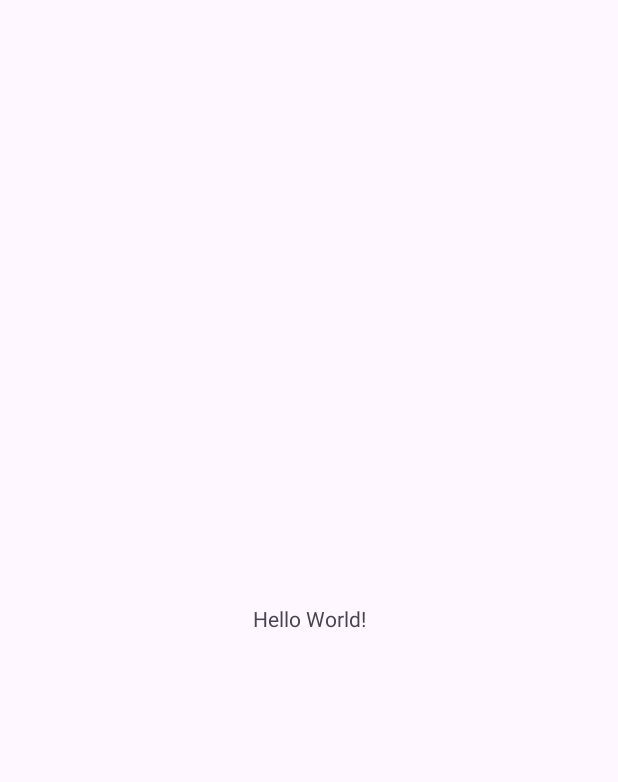
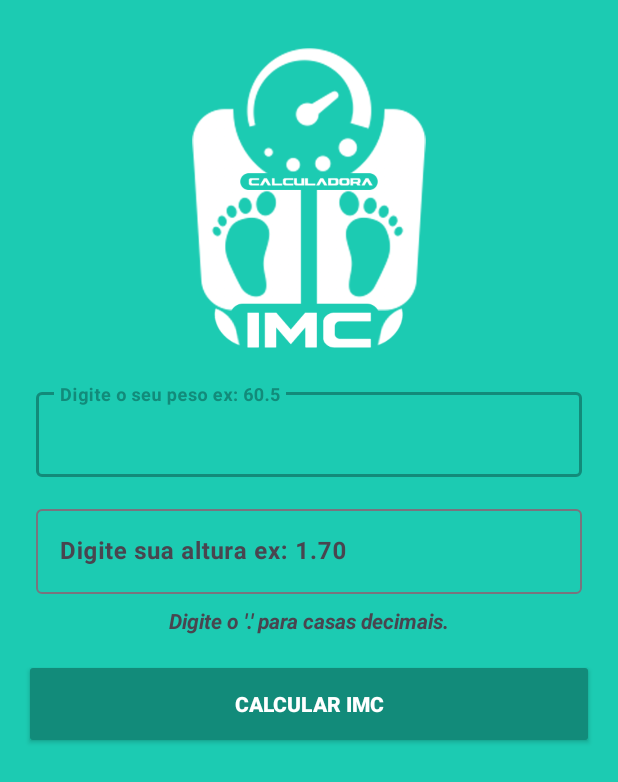
Before and after one commit to SAANDRIN/CalculadorIMC, an Android app: the screen it shows after launch (MainActivity), on a phone screen of 412 x 824 dp. Before the commit the part shown is almost empty. Shown: the top 782 px of the screen. Run offline under Robolectric (Android 15) with nearby library versions, the phone set to English and light mode, and no system bars.

Commit message:
Criando a interface gráfica

```diff
--- a/app/src/main/AndroidManifest.xml
+++ b/app/src/main/AndroidManifest.xml
@@ -13,6 +13,9 @@
         android:theme="@style/Theme.CalculadorIMC"
         tools:targetApi="31">
         <activity
+            android:name=".ResultadoActivity"
+            android:exported="false" />
+        <activity
             android:name=".MainActivity"
             android:exported="true">
             <intent-filter>
--- a/app/src/main/java/com/sandrin/calculadorimc/MainActivity.kt
+++ b/app/src/main/java/com/sandrin/calculadorimc/MainActivity.kt
@@ -1,12 +1,31 @@
 package com.sandrin.calculadorimc
 
+import android.content.Intent
 import android.os.Bundle
+import android.widget.Button
 import androidx.appcompat.app.AppCompatActivity
 
 
 class MainActivity : AppCompatActivity() {
+
+    private lateinit var btnCalcular: Button
+
     override fun onCreate(savedInstanceState: Bundle?) {
         super.onCreate(savedInstanceState)
         setContentView(R.layout.activity_main)
+
+
+        btnCalcular = findViewById(R.id.btn_calcular)
+
+        btnCalcular.setOnClickListener {
+
+            val intent = Intent(this, ResultadoActivity::class.java)
+
+            startActivity( intent )
+
+
+        }
+
+
     }
 }
--- a/app/src/main/res/layout/activity_main.xml
+++ b/app/src/main/res/layout/activity_main.xml
@@ -7,13 +7,83 @@
     android:layout_height="match_parent"
     tools:context=".MainActivity">
 
+    <ImageView
+        android:id="@+id/imageView"
+        android:layout_width="200dp"
+        android:layout_height="200dp"
+        android:layout_marginTop="32dp"
+        app:layout_constraintEnd_toEndOf="parent"
+        app:layout_constraintHorizontal_bias="0.5"
+        app:layout_constraintStart_toStartOf="parent"
+        app:layout_constraintTop_toTopOf="parent"
+        app:srcCompat="@drawable/logo" />
+
+    <com.google.android.material.textfield.TextInputLayout
+        android:id="@+id/textInputLayout"
+        android:layout_width="0dp"
+        android:layout_height="wrap_content"
+        android:layout_marginStart="16dp"
+        android:layout_marginTop="16dp"
+        android:layout_marginEnd="16dp"
+        android:padding="8dp"
+        app:layout_constraintEnd_toEndOf="parent"
+        app:layout_constraintHorizontal_bias="0.5"
+        app:layout_constraintStart_toStartOf="parent"
+        app:layout_constraintTop_toBottomOf="@+id/imageView">
+
+        <com.google.android.material.textfield.TextInputEditText
+            android:id="@+id/edit_peso"
+            android:layout_width="match_parent"
+            android:layout_height="wrap_content"
+            android:hint="Digite o seu peso ex: 60.5"
+            android:inputType="number|numberDecimal"
+            android:textStyle="bold" />
+    </com.google.android.material.textfield.TextInputLayout>
+
+    <com.google.android.material.textfield.TextInputLayout
+        android:id="@+id/textInputLayout2"
+        android:layout_width="0dp"
+        android:layout_height="wrap_content"
+        android:layout_marginStart="16dp"
+        android:layout_marginEnd="16dp"
+        android:padding="8dp"
+        app:layout_constraintEnd_toEndOf="parent"
+        app:layout_constraintHorizontal_bias="0.5"
+        app:layout_constraintStart_toStartOf="parent"
+        app:layout_constraintTop_toBottomOf="@+id/textInputLayout">
+
+        <com.google.android.material.textfield.TextInputEditText
+            android:id="@+id/edit_altura"
+            android:layout_width="match_parent"
+            android:layout_height="wrap_content"
+            android:hint="Digite sua altura ex: 1.70"
+            android:inputType="number|numberDecimal"
+            android:textStyle="bold" />
+    </com.google.android.material.textfield.TextInputLayout>
+
     <TextView
+        android:id="@+id/textView"
         android:layout_width="wrap_content"
         android:layout_height="wrap_content"
-        android:text="Hello World!"
-        app:layout_constraintBottom_toBottomOf="parent"
+        android:text="Digite o '.' para casas decimais."
+        android:textStyle="bold|italic"
         app:layout_constraintEnd_toEndOf="parent"
+        app:layout_constraintHorizontal_bias="0.5"
         app:layout_constraintStart_toStartOf="parent"
-        app:layout_constraintTop_toTopOf="parent" />
+        app:layout_constraintTop_toBottomOf="@+id/textInputLayout2" />
 
+    <Button
+        android:id="@+id/btn_calcular"
+        style="@style/Widget.AppCompat.Button.Colored"
+        android:layout_width="0dp"
+        android:layout_height="60dp"
+        android:layout_marginStart="16dp"
+        android:layout_marginTop="16dp"
+        android:layout_marginEnd="16dp"
+        android:text="CALCULAR IMC"
+        android:textStyle="bold"
+        app:layout_constraintEnd_toEndOf="parent"
+        app:layout_constraintHorizontal_bias="0.5"
+        app:layout_constraintStart_toStartOf="parent"
+        app:layout_constraintTop_toBottomOf="@+id/textView" />
 </androidx.constraintlayout.widget.ConstraintLayout>
--- a/app/src/main/res/values/colors.xml
+++ b/app/src/main/res/values/colors.xml
@@ -2,4 +2,10 @@
 <resources>
     <color name="black">#FF000000</color>
     <color name="white">#FFFFFFFF</color>
+
+    <color name="fundo">#1ccbb2</color>
+    <color name="primaria">#128b7a</color>
+    <color name="primaria_variacao">#006153</color>
+
+
 </resources>
--- a/app/src/main/res/values/themes.xml
+++ b/app/src/main/res/values/themes.xml
@@ -2,7 +2,11 @@
     <!-- Base application theme. -->
     <style name="Base.Theme.CalculadorIMC" parent="Theme.Material3.DayNight.NoActionBar">
         <!-- Customize your light theme here. -->
-        <!-- <item name="colorPrimary">@color/my_light_primary</item> -->
+        <item name="colorPrimary">@color/primaria</item>
+        <item name="colorPrimaryVariant">@color/primaria_variacao</item>
+        <item name="colorOnPrimary">@color/white</item>
+        <item name="android:windowBackground">@color/fundo</item>
+
     </style>
 
     <style name="Theme.CalculadorIMC" parent="Base.Theme.CalculadorIMC" />
```
Also changed, not shown: app/src/main/java/com/sandrin/calculadorimc/ResultadoActivity.kt (added, +13 -0 lines), app/src/main/res/layout/activity_resultado.xml (added, +82 -0 lines).
